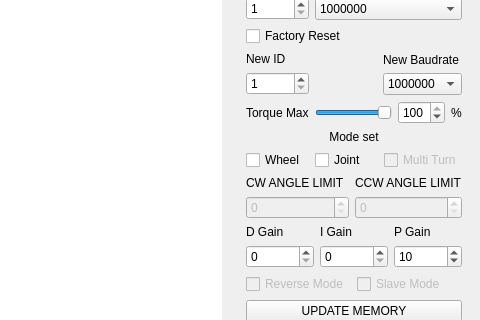
The window that QTCode/program.ui (clebercoutof/mixcell) describes before a commit, drawn with Qt 5; both pictures show x 407 to 887 and y 109 to 429 of the 887 by 587 pixel window.
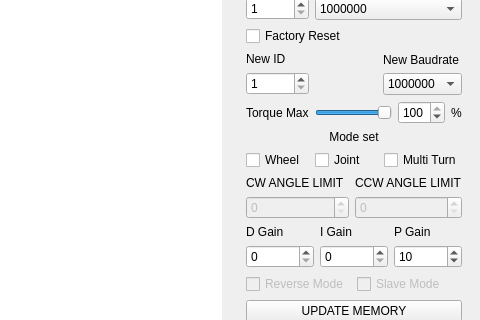
The same window after the commit. Icons and pictures are not drawn.

Diff of the .ui file:
```diff
--- a/QTCode/program.ui
+++ b/QTCode/program.ui
@@ -708,7 +708,7 @@
              <item>
               <widget class="QCheckBox" name="multiturn_mode">
                <property name="enabled">
-                <bool>false</bool>
+                <bool>true</bool>
                </property>
                <property name="text">
                 <string>Multi Turn</string>
```
Left out of the diff: 64 changed lines with no effect on the pictures.
